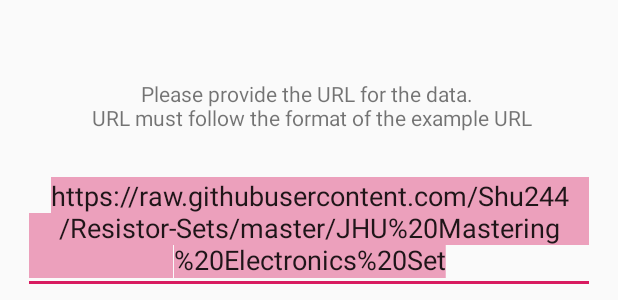
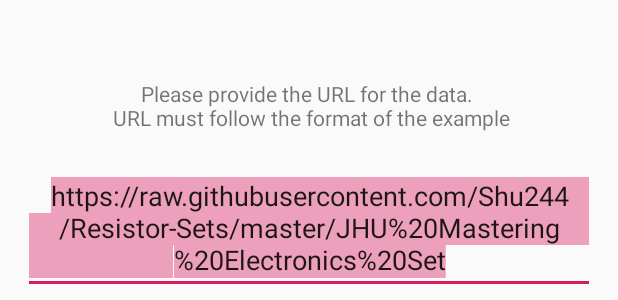
Before and after one commit to Shu244/Equivalent-Resistor, an Android app: the layout get_url_dialog.xml on its own in the app's theme, with its tools: preview values and no code run, on a phone screen of 412 x 824 dp. Shown: the part 446-746 px from the top of the screen. Run offline under Robolectric (Android 15) with nearby library versions, the phone set to English and light mode, and no system bars.

Commit message:
Fixed url instructions

```diff
--- a/app/src/main/res/values/strings.xml
+++ b/app/src/main/res/values/strings.xml
@@ -26,7 +26,7 @@
     <string name="name">Set Name</string>
     <string name="add_resistor_set_dialog_title">Please name the new set</string>
     <string name="download_failed">Download Failed</string>
-    <string name="download_instructions"> Please provide the URL for the data. \n URL must follow the format of the example URL</string>
+    <string name="download_instructions"> Please provide the URL for the data. \n URL must follow the format of the example</string>
     <string name="url">URL</string>
     <string name="downloading">Downloading…</string>
     <string name="example_url">https://raw.githubusercontent.com/Shu244/Resistor-Sets/master/JHU%20Mastering%20Electronics%20Set</string>
```
